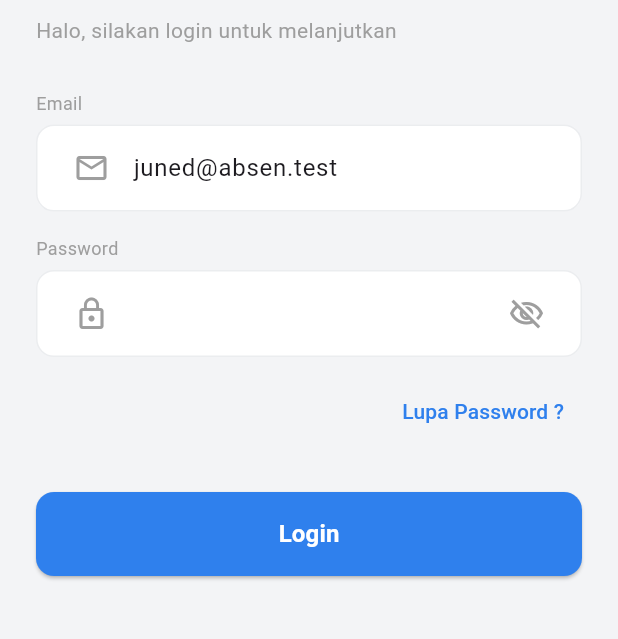
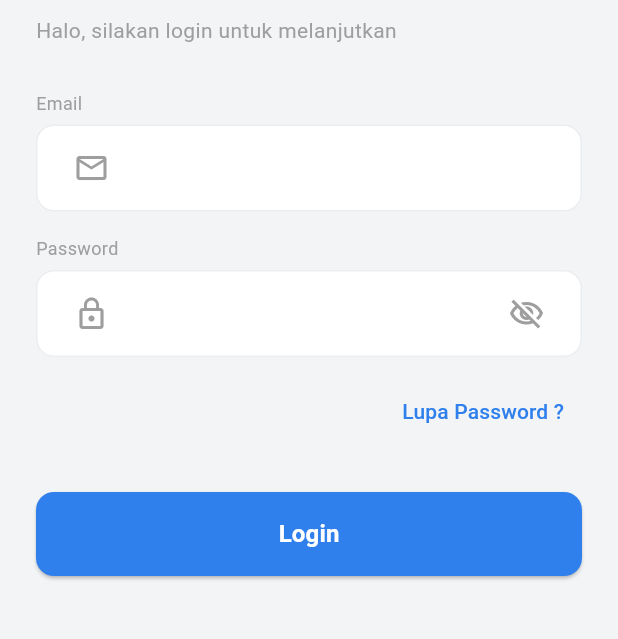
Before and after one commit to rassyz/absensi-geo, a Flutter app: the screen it shows after launch, on a phone screen of 412 x 824 dp, the part 342-981 px from its top. Run offline on Flutter 3.47's test engine with Material 3 defaults, Android fonts, the light colour scheme and no system bars; our stand-ins replace flutter_map, flutter_secure_storage, geolocator, image_picker, latlong2, shared_preferences; accounts and stored records are empty.

Commit message:
style: delete email text

```diff
--- a/lib/screens/login_screen.dart
+++ b/lib/screens/login_screen.dart
@@ -14,7 +14,7 @@ class LoginScreen extends StatefulWidget {
 }
 
 class _LoginScreenState extends State<LoginScreen> {
-  final _emailController = TextEditingController(text: "juned@absen.test");
+  final _emailController = TextEditingController();
   final _passwordController = TextEditingController();
 
   @override
@@ -23,9 +23,6 @@ class _LoginScreenState extends State<LoginScreen> {
     _passwordController.dispose();
     super.dispose();
   }
-
-  // Don't forget to import the MainScreen at the top of your file!
-  // import 'package:absensi_geo/screens/main_screen.dart';
 
   Future<void> _handleLogin() async {
     FocusScope.of(context).unfocus();
--- a/pubspec.yaml
+++ b/pubspec.yaml
@@ -16,7 +16,7 @@ publish_to: "none" # Remove this line if you wish to publish to pub.dev
 # https://developer.apple.com/library/archive/documentation/General/Reference/InfoPlistKeyReference/Articles/CoreFoundationKeys.html
 # In Windows, build-name is used as the major, minor, and patch parts
 # of the product and file versions while build-number is used as the build suffix.
-version: 1.0.1+2
+version: 1.0.2+3
 
 environment:
   sdk: ^3.9.2
```
